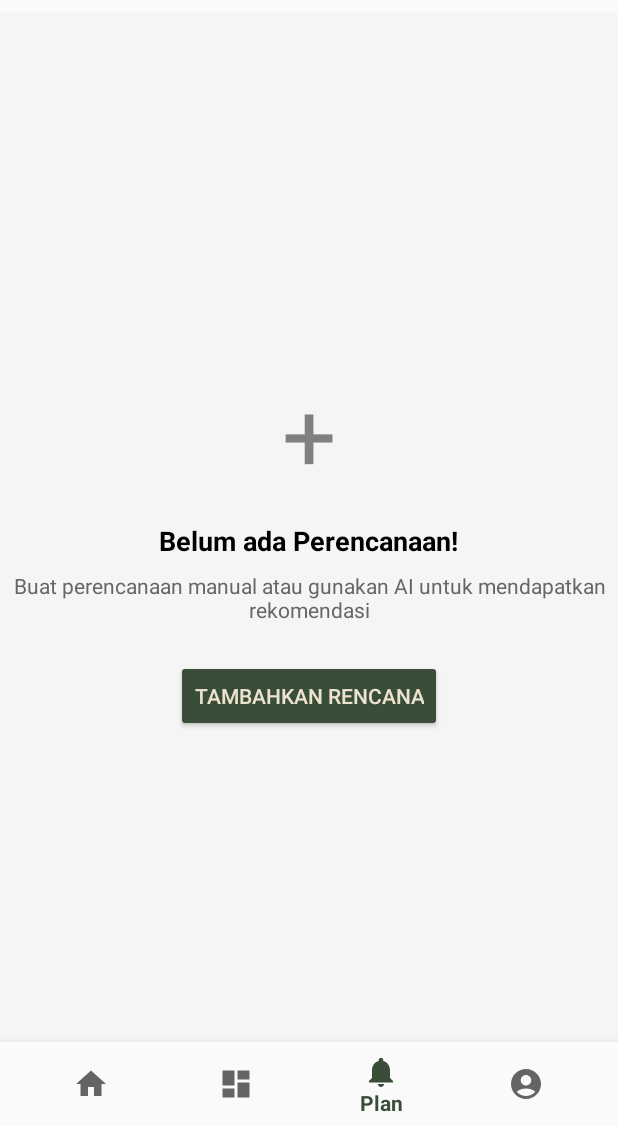
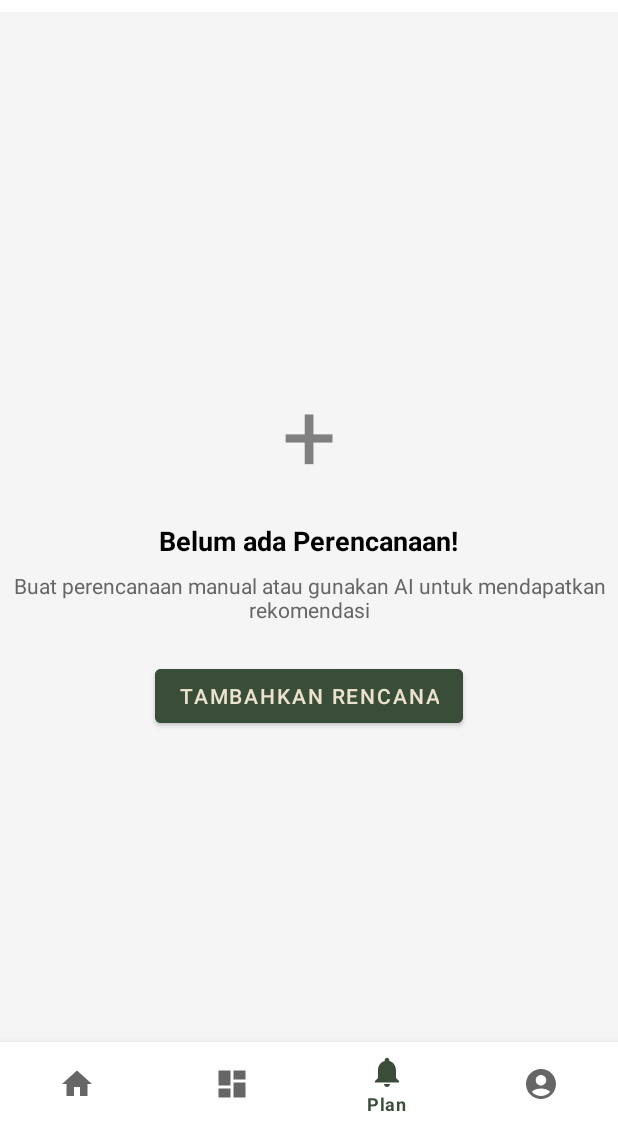
Before and after one commit to AinxViin/CapstoneProjectNIMBUS, an Android app: the MainActivity screen opened directly, with no data from a screen before it, item 3 of the bottom bar chosen, on a phone screen of 412 x 824 dp, the part 110-1236 px from its top. Run offline under Robolectric (Android 15) with nearby library versions, the phone set to English and light mode, and no system bars; our stand-ins replace navigation-ui; pictures from the network do not load; 1 statement that could not run was skipped.

Commit message:
Initial commit

```diff
--- a/app/src/main/res/values/themes.xml
+++ b/app/src/main/res/values/themes.xml
@@ -1,6 +1,6 @@
 <resources xmlns:tools="http://schemas.android.com/tools">
     <!-- Base application theme without Action Bar. -->
-    <style name="Theme.CapstoneProject" parent="Theme.AppCompat.Light.NoActionBar">
+    <style name="Theme.CapstoneProject" parent="Theme.MaterialComponents.DayNight.NoActionBar">
         <!-- Primary brand color. -->
         <item name="colorPrimary">@color/green</item>
         <item name="colorPrimaryVariant">@color/purple_700</item>
```
